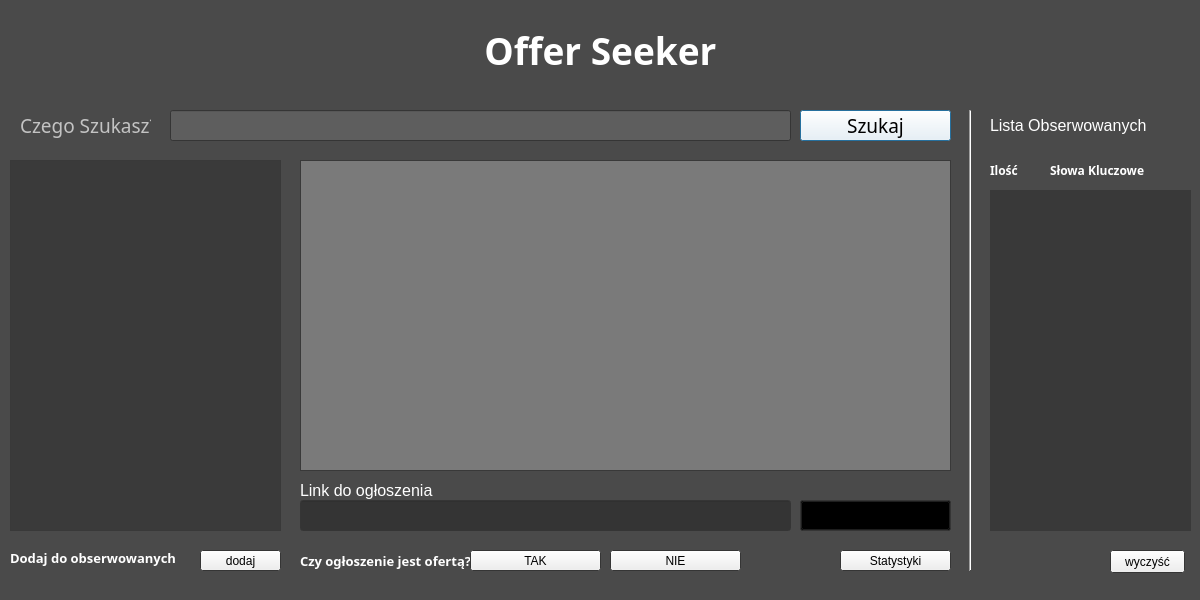
Above: Client/client.ui from konik32/OfferSeeker before the change. Below: the same form after it.
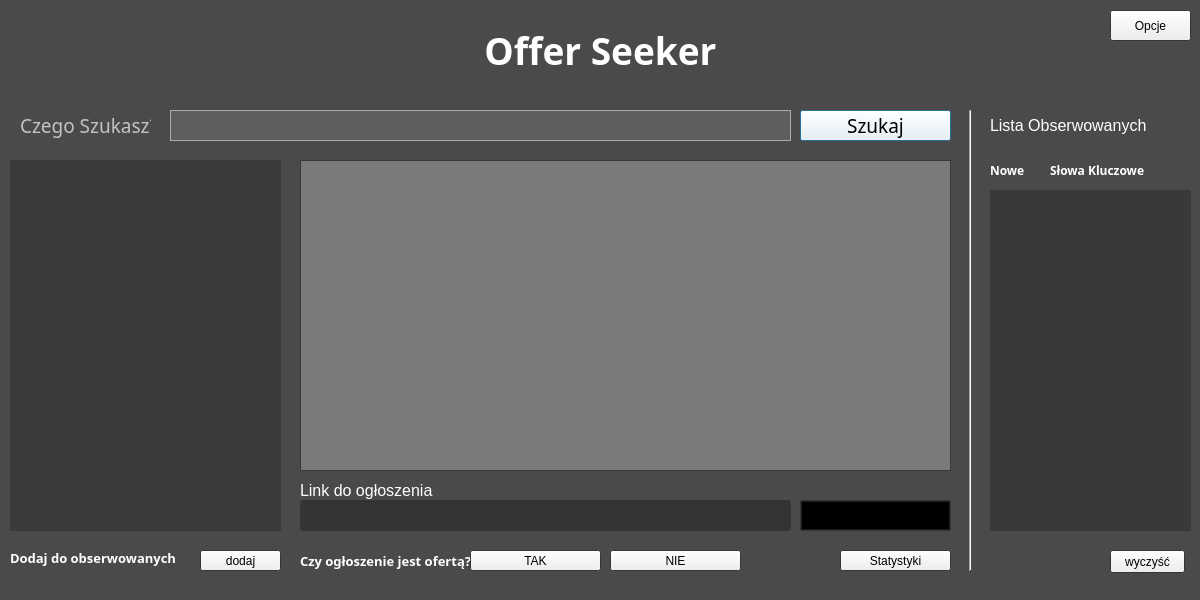
That is the form after the change. Icons and pictures are not drawn.

Commit message:
Server - deleting false offer, Client - cosmetics stuff
One more to do but ending is comming.

Diff of the .ui file:
```diff
--- a/Client/client.ui
+++ b/Client/client.ui
@@ -223,6 +223,15 @@
    <property name="palette">
     <palette>
      <active>
+      <colorrole role="Button">
+       <brush brushstyle="SolidPattern">
+        <color alpha="255">
+         <red>94</red>
+         <green>94</green>
+         <blue>94</blue>
+        </color>
+       </brush>
+      </colorrole>
       <colorrole role="Text">
        <brush brushstyle="SolidPattern">
         <color alpha="255">
@@ -241,8 +250,26 @@
         </color>
        </brush>
       </colorrole>
+      <colorrole role="Window">
+       <brush brushstyle="SolidPattern">
+        <color alpha="255">
+         <red>94</red>
+         <green>94</green>
+         <blue>94</blue>
+        </color>
+       </brush>
+      </colorrole>
      </active>
      <inactive>
+      <colorrole role="Button">
+       <brush brushstyle="SolidPattern">
+        <color alpha="255">
+         <red>94</red>
+         <green>94</green>
+         <blue>94</blue>
+        </color>
+       </brush>
+      </colorrole>
       <colorrole role="Text">
        <brush brushstyle="SolidPattern">
         <color alpha="255">
@@ -261,8 +288,26 @@
         </color>
        </brush>
       </colorrole>
+      <colorrole role="Window">
+       <brush brushstyle="SolidPattern">
+        <color alpha="255">
+         <red>94</red>
+         <green>94</green>
+         <blue>94</blue>
+        </color>
+       </brush>
+      </colorrole>
      </inactive>
      <disabled>
+      <colorrole role="Button">
+       <brush brushstyle="SolidPattern">
+        <color alpha="255">
+         <red>94</red>
+         <green>94</green>
+         <blue>94</blue>
+        </color>
+       </brush>
+      </colorrole>
       <colorrole role="Text">
        <brush brushstyle="SolidPattern">
         <color alpha="255">
@@ -275,9 +320,18 @@
       <colorrole role="Base">
        <brush brushstyle="SolidPattern">
         <color alpha="255">
-         <red>74</red>
-         <green>74</green>
-         <blue>74</blue>
+         <red>94</red>
+         <green>94</green>
+         <blue>94</blue>
+        </color>
+       </brush>
+      </colorrole>
+      <colorrole role="Window">
+       <brush brushstyle="SolidPattern">
+        <color alpha="255">
+         <red>94</red>
+         <green>94</green>
+         <blue>94</blue>
         </color>
        </brush>
       </colorrole>
@@ -299,6 +353,13 @@
    <property name="autoFillBackground">
     <bool>false</bool>
    </property>
+   <property name="styleSheet">
+    <string notr="true">border: 1px solid rgb(172, 172, 172);
+background: rgb(94, 94, 94);</string>
+   </property>
+   <property name="frame">
+    <bool>false</bool>
+   </property>
   </widget>
   <widget class="QLabel" name="label_2">
    <property name="geometry">
@@ -1695,7 +1756,23 @@
     </font>
    </property>
    <property name="text">
-    <string>Ilość</string>
+    <string>Nowe</string>
+   </property>
+  </widget>
+  <widget class="QPushButton" name="settings_btn">
+   <property name="geometry">
+    <rect>
+     <x>1110</x>
+     <y>10</y>
+     <width>81</width>
+     <height>31</height>
+    </rect>
+   </property>
+   <property name="styleSheet">
+    <string notr="true"/>
+   </property>
+   <property name="text">
+    <string>Opcje</string>
    </property>
   </widget>
  </widget>
```
Left out of the diff: 25 changed lines with no effect on the pictures. The commit also changes 18 other files.
